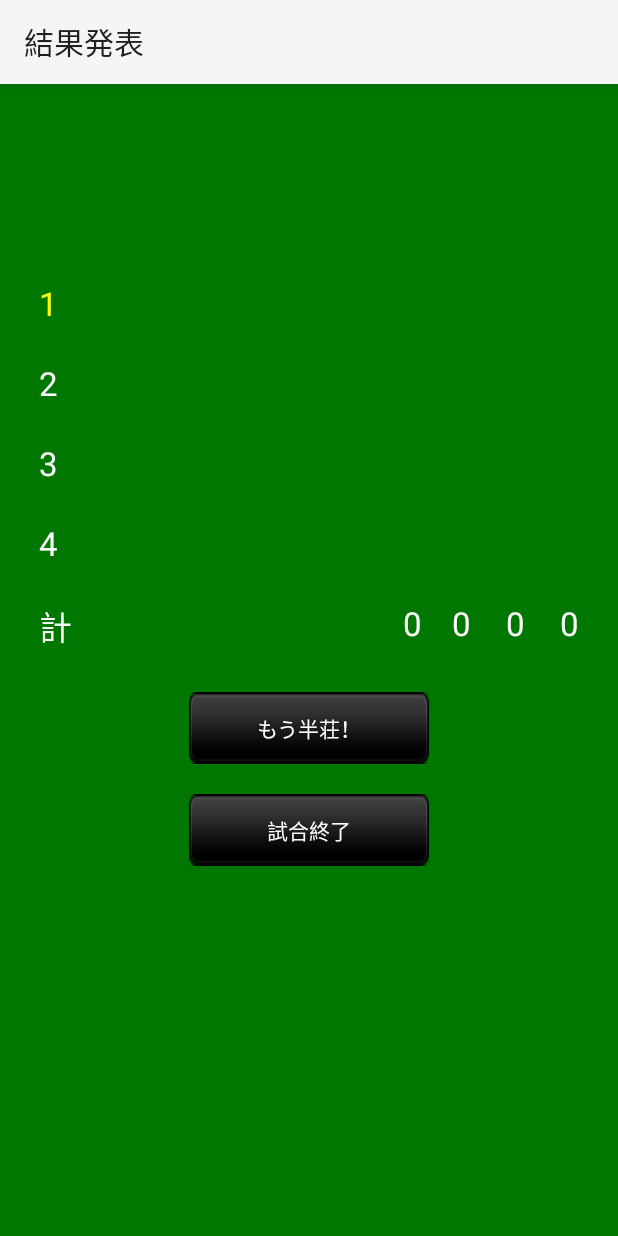
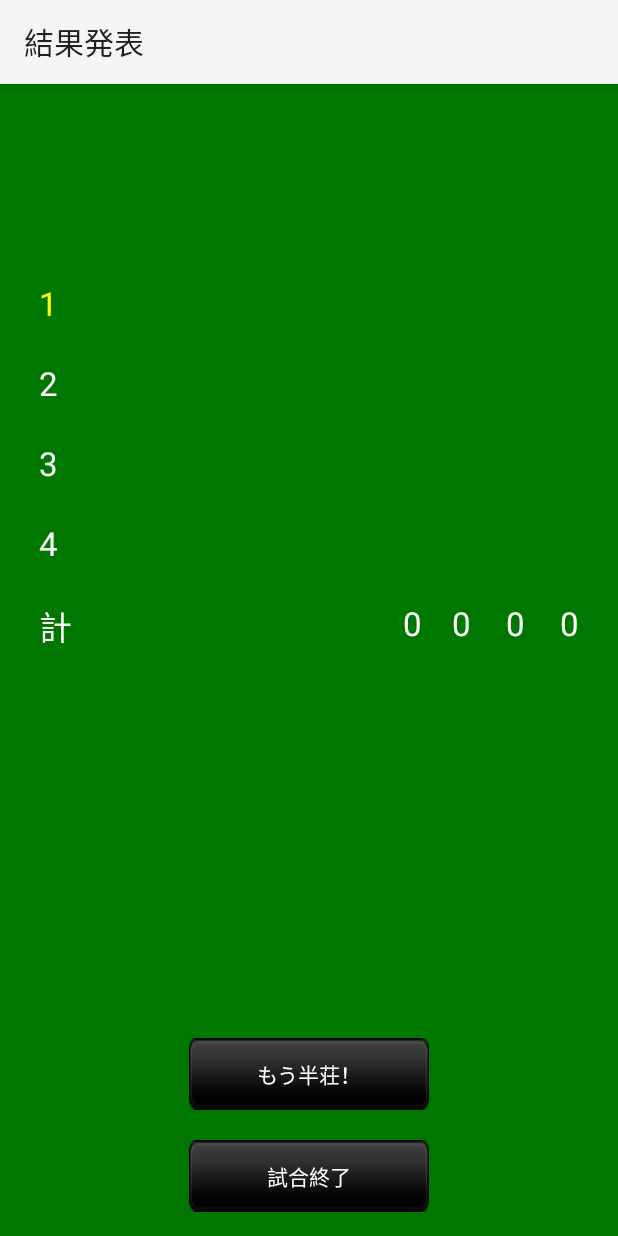
Before and after one commit to kobaken0029/calcmahjong, an Android app: the ResultActivity screen opened directly, with no data from a screen before it, on a phone screen of 412 x 824 dp. Run offline under Robolectric (Android 15) with nearby library versions, the phone set to English and light mode, and no system bars; 16 statements that could not run were skipped.

```diff
--- a/app/src/main/java/eval/wit/ai/calcmahjong/activities/SeatingListDialogActivity.java
+++ b/app/src/main/java/eval/wit/ai/calcmahjong/activities/SeatingListDialogActivity.java
@@ -38,12 +38,13 @@ public class SeatingListDialogActivity extends ListActivity {
         super.onCreate(savedInstanceState);
         setContentView(R.layout.activity_seating_list);
 
+        HashMap<Integer, Integer> winnerHashMap = new HashMap<>();
+        HashMap<Integer, Integer> discardingHashMap = new HashMap<>();
+
+        // ドラッグ・アンド・ドロップ可能なListViewを取得
         TouchListView tlv = (TouchListView) getListView();
         appController = (AppController) getApplication();
         players = appController.getPlayers();
-
-        HashMap<Integer, Integer> winnerHashMap = new HashMap<>();
-        HashMap<Integer, Integer> discardingHashMap = new HashMap<>();
 
         for (Player p : players) {
             array.add(p.getName());
--- a/app/src/main/res/layout/activity_result.xml
+++ b/app/src/main/res/layout/activity_result.xml
@@ -11,7 +11,7 @@
 
     <LinearLayout
         android:layout_width="match_parent"
-        android:layout_height="wrap_content"
+        android:layout_height="match_parent"
         android:orientation="vertical">
 
         <TableLayout
@@ -488,10 +488,10 @@
 
         <LinearLayout
             android:layout_width="match_parent"
-            android:layout_height="wrap_content"
+            android:layout_height="match_parent"
             android:orientation="vertical"
             android:layout_marginTop="25dp"
-            android:gravity="center">
+            android:gravity="bottom|center">
 
             <Button
                 android:layout_width="wrap_content"
```
Also changed, not shown: app/src/main/java/eval/wit/ai/calcmahjong/models/clients/AppController.java (+10 -0 lines).
